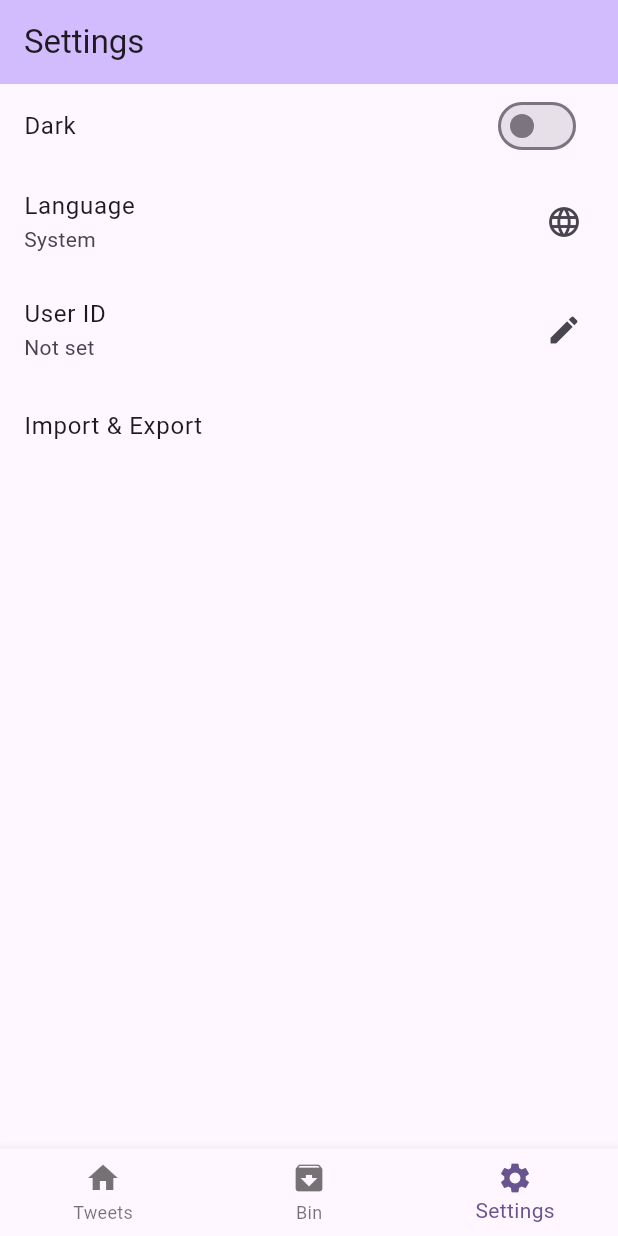
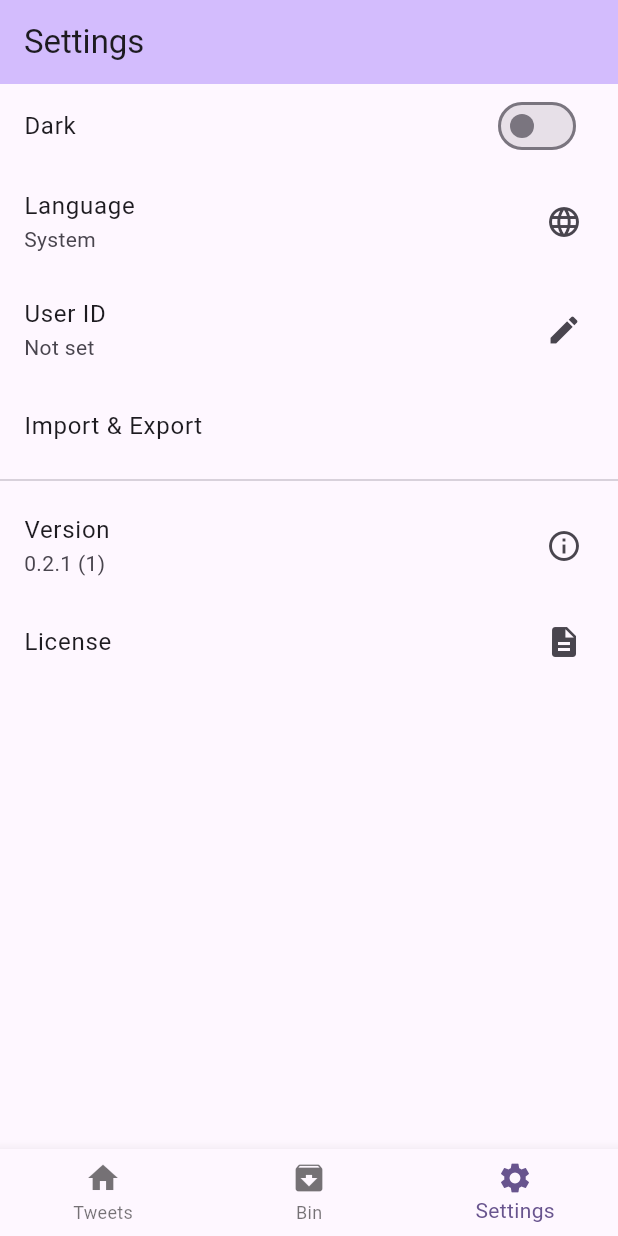
Before and after one commit to nozomi-hiragi/TweetHistory, a Flutter app: the screen it shows after launch, item 3 of the bottom bar chosen, on a phone screen of 412 x 824 dp. Run offline on Flutter 3.47's test engine with Material 3 defaults, Android fonts, the light colour scheme and no system bars; our stand-ins replace file_picker, flutter_hooks, freezed_annotation, hooks_riverpod, package_info_plus, result_dart and 2 more; missing offline and left inert: dart:js_interop, idb_shim; generated files the repository leaves out were written again.

Commit message:
feat: Add internationalization support and version/license display in settings

```diff
--- a/lib/features/settings/settings_screen.dart
+++ b/lib/features/settings/settings_screen.dart
@@ -1,6 +1,7 @@
 import 'package:flutter/material.dart';
 import 'package:flutter_gen/gen_l10n/app_localizations.dart';
 import 'package:hooks_riverpod/hooks_riverpod.dart';
+import 'package:package_info_plus/package_info_plus.dart';
 import '../../providers/theme_mode_controller.dart';
 import '../../providers/user_id_controller.dart';
 import '../../providers/locale_controller.dart';
@@ -56,6 +57,36 @@ class SettingsScreen extends ConsumerWidget {
               );
             },
           ),
+          const Divider(),
+          FutureBuilder<PackageInfo>(
+            future: PackageInfo.fromPlatform(),
+            builder: (context, snapshot) {
+              if (snapshot.hasData) {
+                final packageInfo = snapshot.data!;
+                return ListTile(
+                  title: Text(l10n.version),
+                  subtitle: Text('${packageInfo.version} (${packageInfo.buildNumber})'),
+                  trailing: const Icon(Icons.info_outline),
+                );
+              }
+              return ListTile(
+                title: Text(l10n.version),
+                subtitle: Text(l10n.loading),
+                trailing: const Icon(Icons.info_outline),
+              );
+            },
+          ),
+          ListTile(
+            title: Text(l10n.license),
+            trailing: const Icon(Icons.description),
+            onTap: () {
+              showLicensePage(
+                context: context,
+                applicationName: 'TweetHistory',
+                applicationIcon: const Icon(Icons.history),
+              );
+            },
+          ),
         ],
       ),
     );
--- a/lib/l10n/app_en.arb
+++ b/lib/l10n/app_en.arb
@@ -819,5 +819,13 @@
   "deleteTweetWarning": "This tweet will be deleted.",
   "@deleteTweetWarning": {
     "description": "Warning message when deleting a tweet"
+  },
+  "version": "Version",
+  "@version": {
+    "description": "Label for version information"
+  },
+  "license": "License",
+  "@license": {
+    "description": "Label for license information"
   }
 }
--- a/lib/l10n/app_ja.arb
+++ b/lib/l10n/app_ja.arb
@@ -192,5 +192,7 @@
   "other": "その他",
   "confirmDeleteTweet": "ツイートを削除しますか？",
   "deleteThisTweet": "このツイートを削除",
-  "deleteTweetWarning": "このツイートを削除します。"
+  "deleteTweetWarning": "このツイートを削除します。",
+  "version": "バージョン",
+  "license": "ライセンス"
 }
--- a/pubspec.yaml
+++ b/pubspec.yaml
@@ -46,6 +46,7 @@ dependencies:
   shared_preferences: ^2.2.2
   result_dart: ^2.1.1
   web: ^1.1.1
+  package_info_plus: ^8.0.4
 
 dev_dependencies:
   flutter_test:
```
Also changed, not shown: pubspec.lock, 2 other files.
